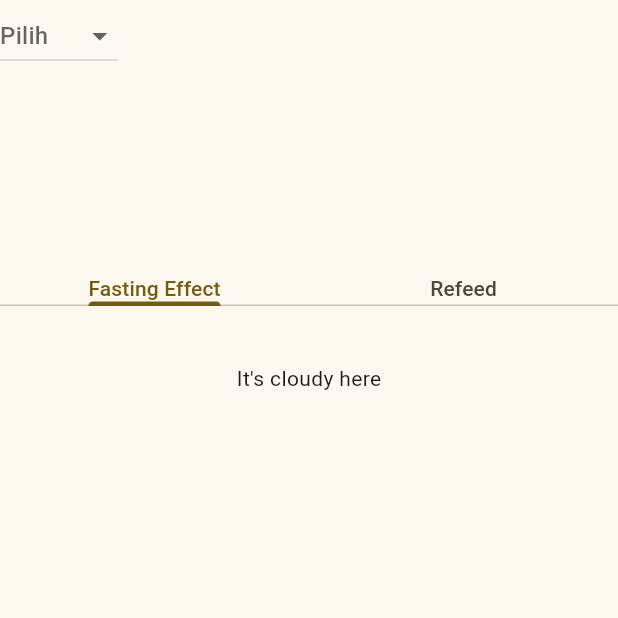
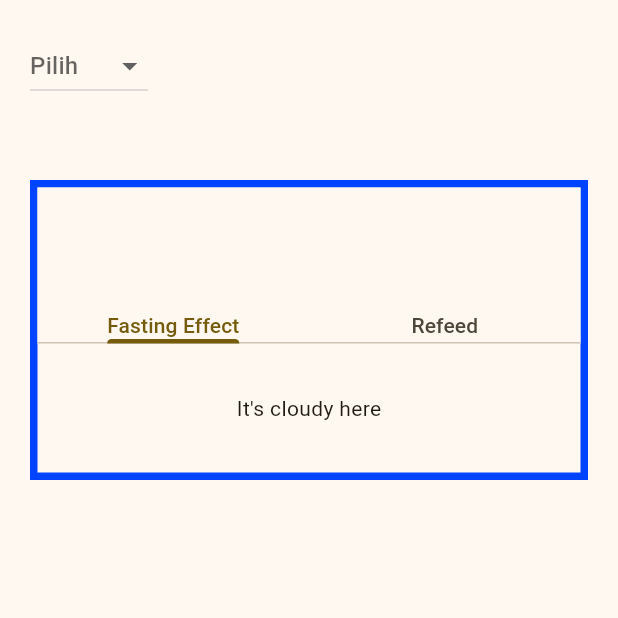
Before and after one commit to ilhamafandi21/soul-fast, a Flutter app: the screen it shows after launch, on a phone screen of 412 x 824 dp, the top half of it. Run offline on Flutter 3.47's test engine with Material 3 defaults, Android fonts, the phone set to English and light mode, and no system bars.

Commit message:
05 Nov 2025

```diff
--- a/lib/pages/home/home_page.dart
+++ b/lib/pages/home/home_page.dart
@@ -15,17 +15,19 @@ class _HomePageState extends State<HomePage> {
   @override
   Widget build(BuildContext context) {
     return Scaffold(
-      body: Column(
+      body: Container(
+        padding: EdgeInsets.all(20),
+        child: Column(
           children: [
             Container(
-            height: 100,
-            color: Colors.amber,
-            child: MainFastingWidget()),
+              height: 100,child: MainFastingWidget()),
             Container(
               height: 200,
-            color: Colors.amber,
+              padding: EdgeInsets.all(5),
+              color: const Color.fromARGB(255, 0, 68, 255),
               child: TabOverviewFasting()),
           ],
+        ),
       ),
     );
   }
```
Lines whose indentation alone changed are shown as unchanged.
